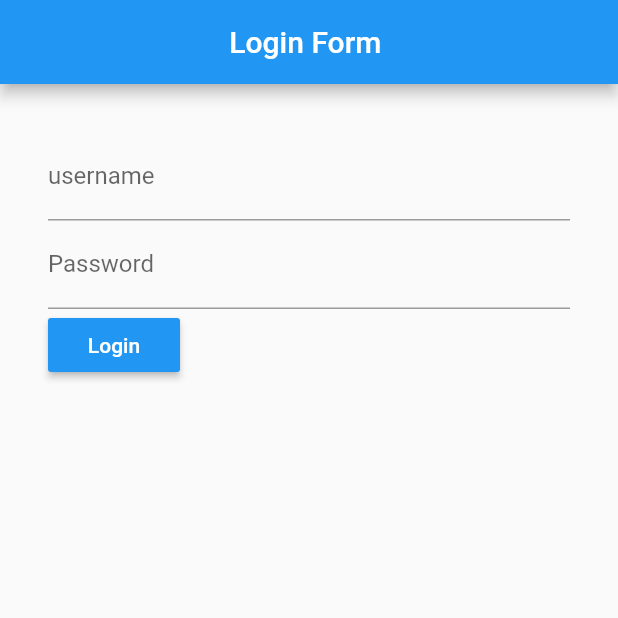
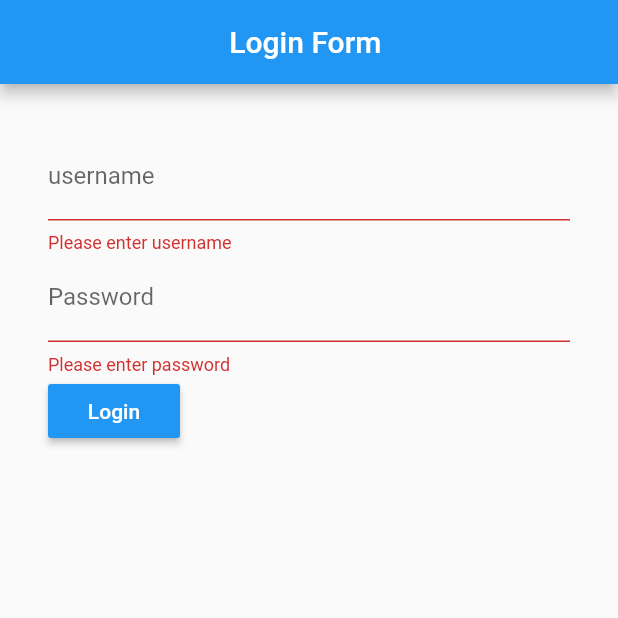
Before and after one commit to erif93/TAPERA-Mobile-Front-End-Preperation-, a Flutter app: the screen it shows after launch, after a tap on "Login", on a phone screen of 412 x 824 dp, the top half of it. Run offline on Flutter 3.47's test engine with Material 2 defaults, Android fonts, the phone set to English and light mode, and no system bars.

Commit message:
add validasi login form

```diff
--- a/lib/model/post_result_model.dart
+++ b/lib/model/post_result_model.dart
@@ -20,14 +20,17 @@ class PostResult {
   static Future<PostResult> connectToAPI(String username, password) async
   {
     String credentials = username+':'+password;
+    //print(credentials);
     Codec<String, String> stringaToBase64 = utf8.fuse(base64);
     String encoded = 'Basic ' + stringaToBase64.encode(credentials);
-    print(encoded);
+    //print(encoded);
 
      String url = 'http://35.198.233.87:8080/login';
     // String url = 'https://reqres.in/api/users';
     var result = await http.post(url, headers: {'Authorization':encoded});
+    //print(result);
     var jsonObject = json.decode(result.body);
+    //print(jsonObject);
     return PostResult.createPostResult(jsonObject);
   }
 }
--- a/lib/page/login_page.dart
+++ b/lib/page/login_page.dart
@@ -8,10 +8,6 @@ class Login extends StatefulWidget {
 }
 
 class _LoginState extends State<Login> {
-  PostResult postResult = null;
-  TextEditingController usernameController = new TextEditingController();
-  TextEditingController passwordController = new TextEditingController();
-
   @override
   Widget build(BuildContext context) {
     return Scaffold(
@@ -20,25 +16,57 @@ class _LoginState extends State<Login> {
         centerTitle: true,
         backgroundColor: Colors.blue
      ),
-    body: Container(
+      body: loginForm(),
+    );
+  }
+}
+
+class loginForm extends StatefulWidget {
+  @override
+  _loginFormState createState() => _loginFormState();
+}
+
+class _loginFormState extends State<loginForm> {
+
+  final _formKey = GlobalKey<FormState>();
+  PostResult postResult = null;
+  TextEditingController usernameController = new TextEditingController();
+  TextEditingController passwordController = new TextEditingController();
+
+  @override
+  Widget build(BuildContext context) {
+    return Container(
       padding: const EdgeInsets.all(32),
       child: Row(
         children: <Widget>[
           Expanded(
+            child: Form(
+              key: _formKey,
               child: Column(
                 crossAxisAlignment: CrossAxisAlignment.start,
                 children: <Widget>[
-                TextField(
+                  TextFormField(
                     controller: usernameController,
+                    validator: (usernameController){
+                      if (usernameController.isEmpty) {
+                        return 'Please enter username';
+                      }
+                      return null;
+                    },
                     decoration: InputDecoration(
                       labelText: 'username',
                     ),
                   ),
-                TextField(
+                  TextFormField(
                     controller: passwordController,
+                    validator: (passwordController){
+                      if (passwordController.isEmpty) {
+                      return 'Please enter password';
+                      }
+                      return null;
+                    },
                     decoration: InputDecoration(
                       labelText: 'Password',
-
                     ),
                     obscureText: true,
                   ),
@@ -46,20 +74,25 @@ class _LoginState extends State<Login> {
                   RaisedButton(
                     color: Colors.blue,
                     onPressed: (){
-                    print(usernameController.text);
-                    print(passwordController.text);
+                      if (_formKey.currentState.validate()) {
+                      //print(usernameController.text);
+                      //print(passwordController.text);
                         PostResult.connectToAPI(usernameController.text, passwordController.text).then((value) {
                         postResult = value;
                         setState(() {});
-
+                        if(postResult.status == 'approved' ){
                           Navigator.push(
                             context,
                             MaterialPageRoute(
                               builder: (context) => Dashboard(),
                           //  builder: (context) => Dashboard(text: postResult.sessionUser,),
-                    ),);
-
+                            )
+                          );
+                        }else{
+                         Scaffold.of(context).showSnackBar(SnackBar(content: Text(postResult.message)));
+                        }
                         });
+                      }
                     },
                     child: Text(
                       'Login',
@@ -69,10 +102,9 @@ class _LoginState extends State<Login> {
                     ),
                   ),
                 ],
-            ),
+            ),)
           ),
         ],
-      ),
       ),
     );
   }
```
Lines whose indentation alone changed are shown as unchanged.
